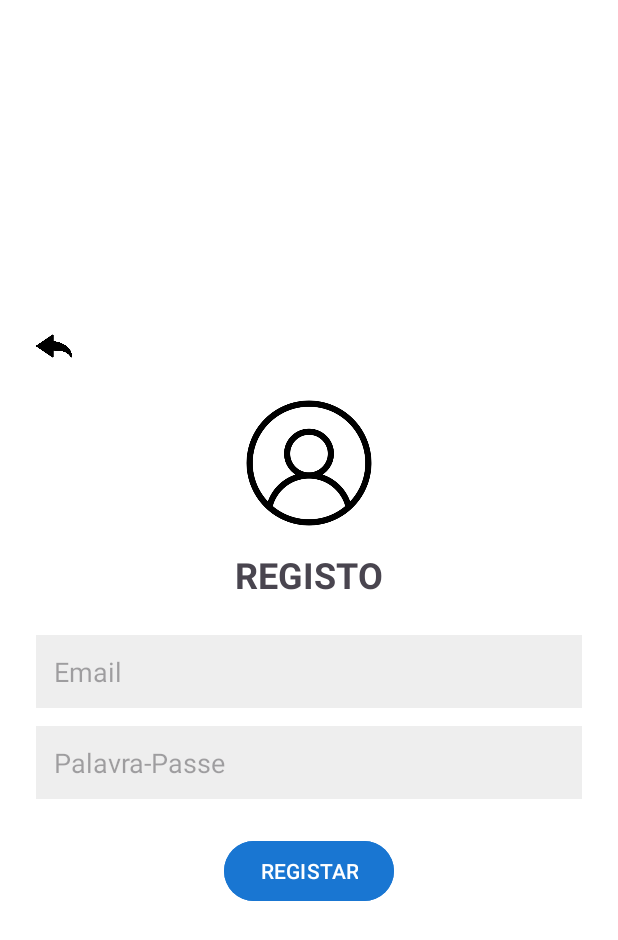
After one commit to t2ne/tripsync, an Android app: the RegisterActivity screen opened directly, with no data from a screen before it, on a phone screen of 412 x 824 dp. The commit adds this screen. Shown: the top 940 px of the screen. Run offline under Robolectric (Android 15) with nearby library versions, the phone set to English and light mode, and no system bars.

Commit message:
introslider e registo feito

```diff
--- a/app/src/main/AndroidManifest.xml
+++ b/app/src/main/AndroidManifest.xml
@@ -27,6 +27,11 @@
             android:name=".MainActivity"
             android:exported="true" />
 
+        <!-- Tela de registo -->
+        <activity
+            android:name=".RegisterActivity"
+            android:exported="true" />
+
         <!-- Tela Home -->
         <activity
             android:name=".HomeActivity"
--- a/app/src/main/java/com/example/tripsync/MainActivity.kt
+++ b/app/src/main/java/com/example/tripsync/MainActivity.kt
@@ -25,23 +25,19 @@ class MainActivity : AppCompatActivity() {
             val password = passwordInput.text.toString()
             Toast.makeText(this, "Login com: $email", Toast.LENGTH_SHORT).show()
 
-
             val intent = Intent(this, HomeActivity::class.java)
             startActivity(intent)
             finish()
         }
 
+        registerButton.setOnClickListener {
 
-        registerButton.setOnClickListener {
-            Toast.makeText(this, "Ir para registro", Toast.LENGTH_SHORT).show()
-
-
+            val intent = Intent(this, RegisterActivity::class.java)
+            startActivity(intent)
         }
 
         forgotPassword.setOnClickListener {
             Toast.makeText(this, "Recuperar palavra-passe", Toast.LENGTH_SHORT).show()
-
-
         }
     }
 }
--- /dev/null
+++ b/app/src/main/java/com/example/tripsync/RegisterActivity.kt
@@ -0,0 +1,38 @@
+package com.example.tripsync
+
+import android.content.Intent
+import android.os.Bundle
+import android.widget.*
+import androidx.appcompat.app.AppCompatActivity
+
+class RegisterActivity : AppCompatActivity() {
+    override fun onCreate(savedInstanceState: Bundle?) {
+        super.onCreate(savedInstanceState)
+        setContentView(R.layout.activity_register)
+
+        val emailInput = findViewById<EditText>(R.id.registerEmail)
+        val passwordInput = findViewById<EditText>(R.id.registerPassword)
+        val registerButton = findViewById<Button>(R.id.btnRegistar)
+        val backButton = findViewById<ImageView>(R.id.btnBack)
+
+        registerButton.setOnClickListener {
+            val email = emailInput.text.toString()
+            val password = passwordInput.text.toString()
+
+            if (email.isNotEmpty() && password.isNotEmpty()) {
+                Toast.makeText(this, "Conta criada para $email", Toast.LENGTH_SHORT).show()
+
+                // Ir para a HomeActivity
+                val intent = Intent(this, HomeActivity::class.java)
+                intent.flags = Intent.FLAG_ACTIVITY_NEW_TASK or Intent.FLAG_ACTIVITY_CLEAR_TASK
+                startActivity(intent)
+            } else {
+                Toast.makeText(this, "Preencha todos os campos", Toast.LENGTH_SHORT).show()
+            }
+        }
+
+        backButton.setOnClickListener {
+            finish() // Volta ao MainActivity
+        }
+    }
+}
--- /dev/null
+++ b/app/src/main/res/layout/activity_register.xml
@@ -0,0 +1,60 @@
+<?xml version="1.0" encoding="utf-8"?>
+<LinearLayout xmlns:android="http://schemas.android.com/apk/res/android"
+    android:layout_width="match_parent"
+    android:layout_height="match_parent"
+    android:orientation="vertical"
+    android:padding="24dp"
+    android:gravity="center"
+    android:background="#FFFFFF">
+
+    <ImageView
+        android:id="@+id/btnBack"
+        android:layout_width="24dp"
+        android:layout_height="24dp"
+        android:layout_gravity="start"
+        android:contentDescription="Voltar"
+        android:src="@drawable/back" />
+
+    <ImageView
+        android:layout_width="100dp"
+        android:layout_height="100dp"
+        android:layout_marginTop="16dp"
+        android:src="@drawable/perfil"
+        android:contentDescription="Ícone utilizador" />
+
+    <TextView
+        android:layout_width="wrap_content"
+        android:layout_height="wrap_content"
+        android:text="REGISTO"
+        android:textStyle="bold"
+        android:textSize="24sp"
+        android:layout_marginTop="8dp" />
+
+    <EditText
+        android:id="@+id/registerEmail"
+        android:layout_width="match_parent"
+        android:layout_height="wrap_content"
+        android:hint="Email"
+        android:background="#eeeeee"
+        android:padding="12dp"
+        android:layout_marginTop="24dp" />
+
+    <EditText
+        android:id="@+id/registerPassword"
+        android:layout_width="match_parent"
+        android:layout_height="wrap_content"
+        android:hint="Palavra-Passe"
+        android:inputType="textPassword"
+        android:background="#eeeeee"
+        android:padding="12dp"
+        android:layout_marginTop="12dp" />
+
+    <Button
+        android:id="@+id/btnRegistar"
+        android:layout_width="wrap_content"
+        android:layout_height="wrap_content"
+        android:text="REGISTAR"
+        android:layout_marginTop="24dp"
+        android:backgroundTint="#1976D2"
+        android:textColor="#FFFFFF" />
+</LinearLayout>
```
